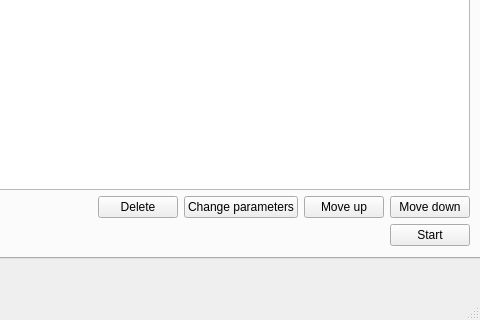
Before: the Qt Designer form gui/mainwindow.ui in jrueb/Burn-InSetupControlSoftware, drawn with Qt 5; both pictures show x 306 to 786 and y 450 to 770 of the 786 by 770 pixel window.
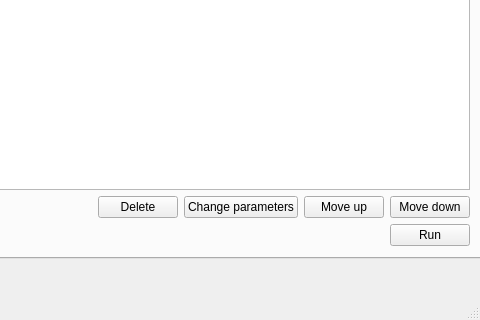
After: the same form once the commit is applied.

Commit message: Add command run dialog

What changed in the file:
```diff
--- a/gui/mainwindow.ui
+++ b/gui/mainwindow.ui
@@ -173,7 +173,7 @@
           <item>
            <widget class="QPushButton" name="Start_pushButton">
             <property name="text">
-             <string>Start</string>
+             <string>Run</string>
             </property>
            </widget>
           </item>
```
Left out of the diff: 2 changed lines with no effect on the pictures. The commit also changes 4 other files.
